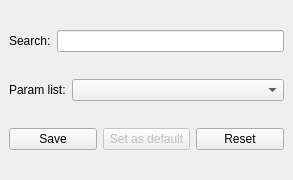
First picture: the form in SeaGoatVision/client/qt/uifiles/WinFilter.ui, repository Octets/SeaGoatVision, before the edit.
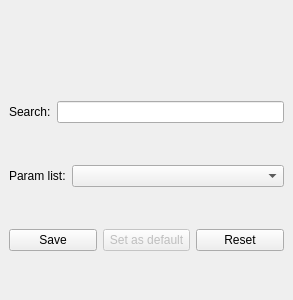
Second picture: the form after the edit.

Commit message: Qt-winFilter: Add search bar and string execution name and filter_name. Fix empty params label.

```diff
--- a/SeaGoatVision/client/qt/uifiles/WinFilter.ui
+++ b/SeaGoatVision/client/qt/uifiles/WinFilter.ui
@@ -10,7 +10,7 @@
     <x>0</x>
     <y>0</y>
     <width>293</width>
-    <height>180</height>
+    <height>300</height>
    </rect>
   </property>
   <property name="minimumSize">
@@ -27,6 +27,19 @@
   </property>
   <widget class="QWidget" name="Filter">
    <layout class="QVBoxLayout" name="verticalLayout">
+    <item>
+     <widget class="QLabel" name="lbl_param_name">
+      <property name="sizePolicy">
+       <sizepolicy hsizetype="Preferred" vsizetype="Maximum">
+        <horstretch>0</horstretch>
+        <verstretch>0</verstretch>
+       </sizepolicy>
+      </property>
+      <property name="text">
+       <string/>
+      </property>
+     </widget>
+    </item>
     <item>
      <layout class="QHBoxLayout" name="horizontalLayout">
       <property name="sizeConstraint">
```
Left out of the diff: 2 changed lines with no effect on the pictures. The commit also changes 1 other file.
